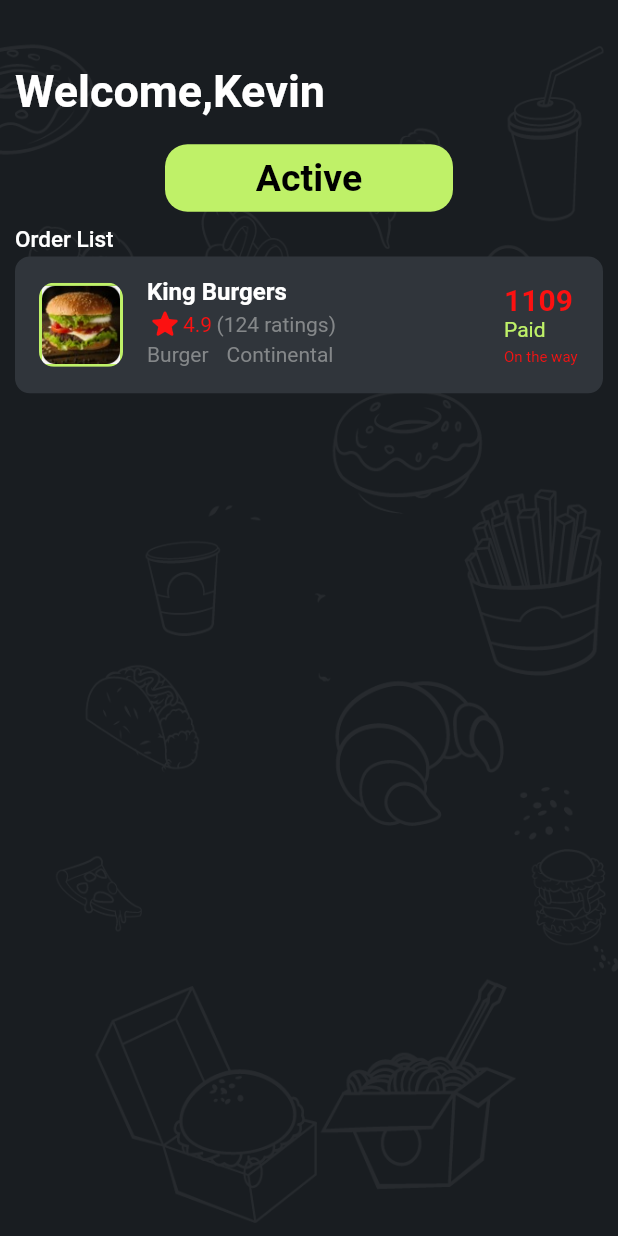
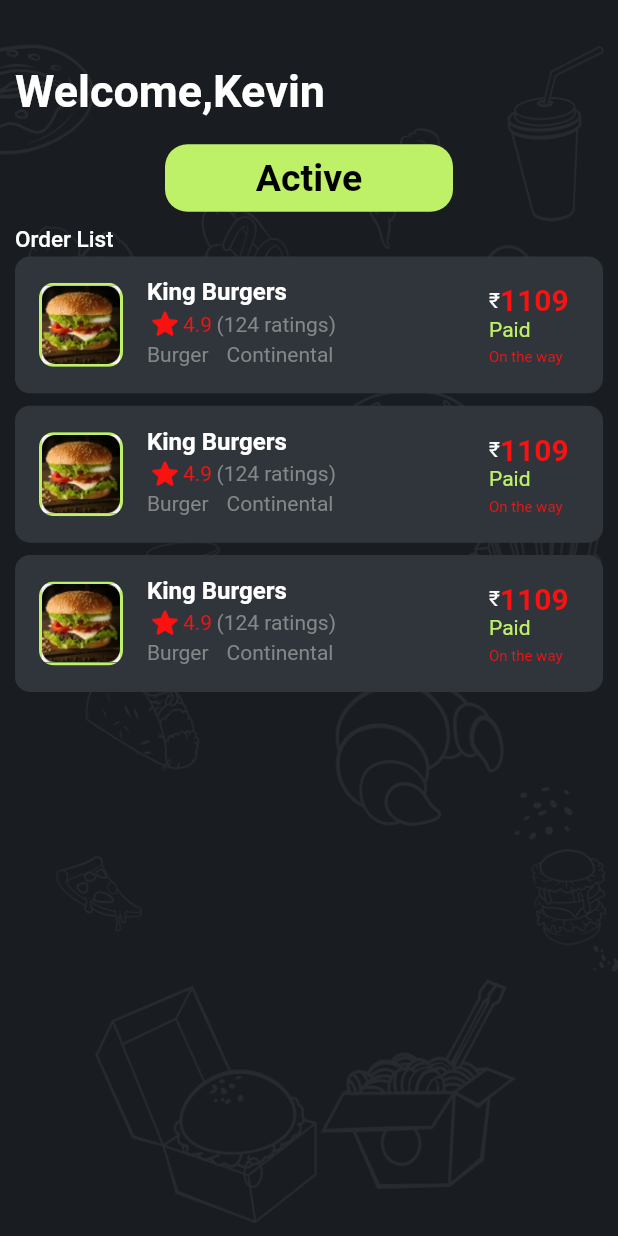
Before and after one commit to tanaybanerjeedeveloper/eatiano_delivery_boy_app, a Flutter app: the screen it shows after launch, on a phone screen of 412 x 824 dp. Run offline on Flutter 3.47's test engine with Material 2 defaults, Android fonts, the light colour scheme and no system bars.

Commit message:
secondary commit

```diff
--- a/lib/widgets/order_list.dart
+++ b/lib/widgets/order_list.dart
@@ -38,9 +38,14 @@ class OrderList extends StatelessWidget {
       child: ListView.builder(
         shrinkWrap: true,
         itemBuilder: (ctx, index) {
-          return OrderWidget();
+          return OrderWidget(
+            name: orders['data'][index]['name'],
+            type: orders['data'][index]['type'],
+            numberOfRatings: orders['data'][index]['numberOfRatings'],
+            rating: orders['data'][index]['rating'],
+          );
         },
-        itemCount: orders.length,
+        itemCount: orders['data'].length,
       ),
     );
   }
--- a/lib/widgets/order_widget.dart
+++ b/lib/widgets/order_widget.dart
@@ -2,7 +2,17 @@ import 'package:flutter/material.dart';
 import '../constants.dart';
 
 class OrderWidget extends StatelessWidget {
-  const OrderWidget({Key? key}) : super(key: key);
+  // const OrderWidget({Key? key}) : super(key: key);
+  final String name;
+  final String type;
+  final String rating;
+  final String numberOfRatings;
+
+  OrderWidget(
+      {required this.name,
+      required this.type,
+      required this.rating,
+      required this.numberOfRatings});
 
   @override
   Widget build(BuildContext context) {
@@ -10,6 +20,7 @@ class OrderWidget extends StatelessWidget {
     return Container(
       padding: EdgeInsets.symmetric(
           vertical: mediaQuery.size.height * 0.002, horizontal: 0),
+      margin: EdgeInsets.only(bottom: mediaQuery.size.height * 0.01),
       decoration: BoxDecoration(
         color: Color(0XFF30353b),
         borderRadius: BorderRadius.circular(10.0),
@@ -75,12 +86,16 @@ class OrderWidget extends StatelessWidget {
           ],
         ),
         trailing: Container(
-          width: 50,
+          width: 60,
           child: Column(
             crossAxisAlignment: CrossAxisAlignment.start,
             children: [
               Row(
                 children: [
+                  Text(
+                    '₹',
+                    style: TextStyle(color: Colors.white),
+                  ),
                   Text(
                     '1109',
                     style: TextStyle(
```
